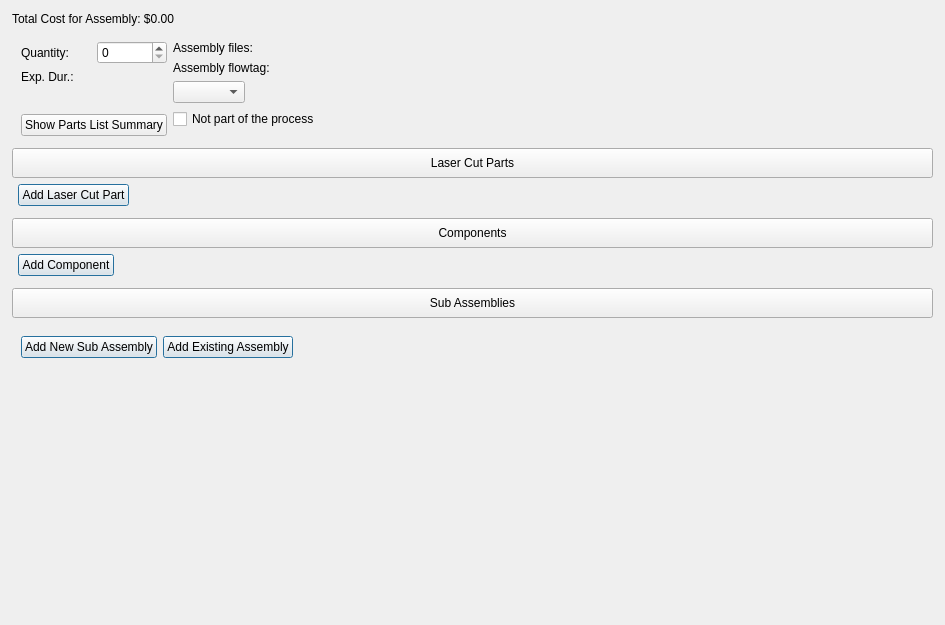
This is ui/widgets/assembly_widget.ui in TheCodingJsoftware/Invigo as Qt 5 draws it before an edit. The edited form follows.
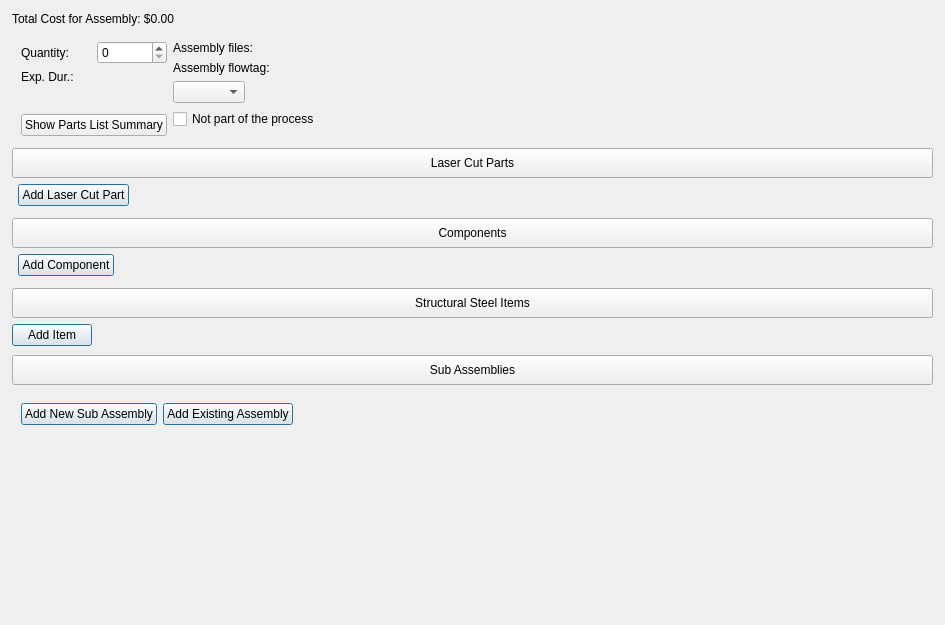
This is the edited form.

Commit message: Add structural steel inventory support and UI elements

What changed in the file:
```diff
--- a/ui/widgets/assembly_widget.ui
+++ b/ui/widgets/assembly_widget.ui
@@ -51,7 +51,7 @@
      </property>
      <layout class="QVBoxLayout" name="verticalLayout_9" stretch="0">
       <item>
-       <layout class="QVBoxLayout" name="verticalLayout_14" stretch="0,0,0,0,1">
+       <layout class="QVBoxLayout" name="verticalLayout_14" stretch="0,0,0,0,0,1">
         <property name="leftMargin">
          <number>3</number>
         </property>
@@ -478,6 +478,84 @@
           </item>
          </layout>
         </item>
+        <item>
+         <layout class="QVBoxLayout" name="verticalLayout_15">
+          <item>
+           <widget class="QPushButton" name="pushButton_structural_steel_items">
+            <property name="minimumSize">
+             <size>
+              <width>0</width>
+              <height>30</height>
+             </size>
+            </property>
+            <property name="cursor">
+             <cursorShape>PointingHandCursor</cursorShape>
+            </property>
+            <property name="text">
+             <string>Structural Steel Items</string>
+            </property>
+            <property name="checkable">
+             <bool>true</bool>
+            </property>
+           </widget>
+          </item>
+          <item>
+           <widget class="QWidget" name="structural_steel_items_widget" native="true">
+            <layout class="QVBoxLayout" name="verticalLayout_20">
+             <property name="spacing">
+              <number>0</number>
+             </property>
+             <property name="leftMargin">
+              <number>0</number>
+             </property>
+             <property name="topMargin">
+              <number>0</number>
+             </property>
+             <property name="rightMargin">
+              <number>0</number>
+             </property>
+             <property name="bottomMargin">
+              <number>3</number>
+             </property>
+             <item>
+              <layout class="QVBoxLayout" name="verticalLayout_19">
+               <item>
+                <layout class="QVBoxLayout" name="structural_steel_items_layout"/>
+               </item>
+               <item>
+                <layout class="QHBoxLayout" name="horizontalLayout_2">
+                 <item>
+                  <widget class="QPushButton" name="pushButton">
+                   <property name="text">
+                    <string>Add Item</string>
+                   </property>
+                   <property name="default">
+                    <bool>true</bool>
+                   </property>
+                  </widget>
+                 </item>
+                 <item>
+                  <spacer name="horizontalSpacer_4">
+                   <property name="orientation">
+                    <enum>Qt::Orientation::Horizontal</enum>
+                   </property>
+                   <property name="sizeHint" stdset="0">
+                    <size>
+                     <width>40</width>
+                     <height>20</height>
+                    </size>
+                   </property>
+                  </spacer>
+                 </item>
+                </layout>
+               </item>
+              </layout>
+             </item>
+            </layout>
+           </widget>
+          </item>
+         </layout>
+        </item>
         <item>
          <layout class="QVBoxLayout" name="verticalLayout_10">
           <property name="spacing">
```
Left out of the diff: 16 changed lines with no effect on the pictures. The commit also changes 6 other files.
